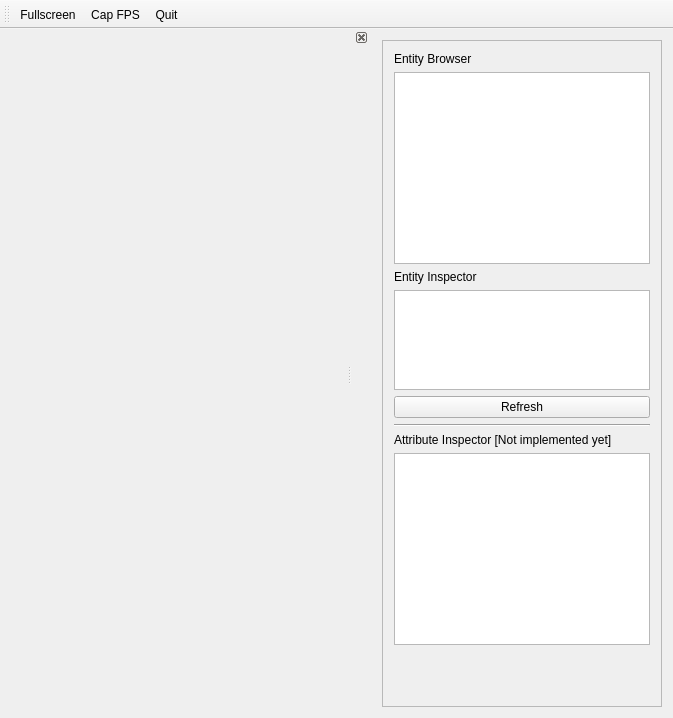
The window that xkill-gui/MainWindow.ui (ensq/xkill-resources) describes before a commit, drawn with Qt 5.
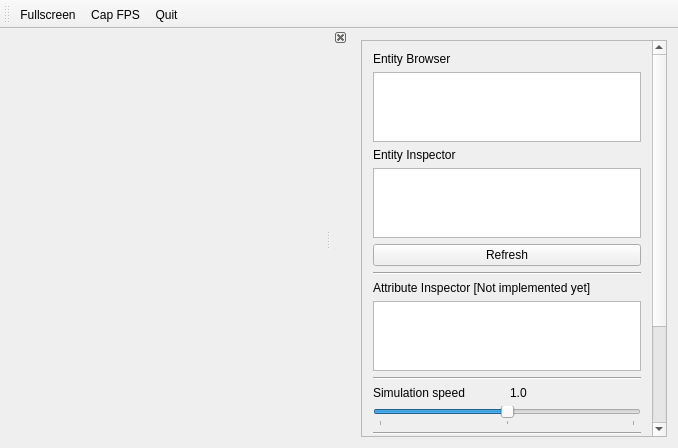
The same window after the commit.

Patch:
```diff
--- a/xkill-gui/MainWindow.ui
+++ b/xkill-gui/MainWindow.ui
@@ -6,8 +6,8 @@
    <rect>
     <x>0</x>
     <y>0</y>
-    <width>673</width>
-    <height>718</height>
+    <width>678</width>
+    <height>448</height>
    </rect>
   </property>
   <property name="windowTitle">
@@ -47,8 +47,8 @@
          <rect>
           <x>0</x>
           <y>0</y>
-          <width>292</width>
-          <height>675</height>
+          <width>257</width>
+          <height>538</height>
          </rect>
         </property>
         <layout class="QVBoxLayout" name="verticalLayout_2">
@@ -74,7 +74,7 @@
            <property name="maximumSize">
             <size>
              <width>16777215</width>
-             <height>100</height>
+             <height>150</height>
             </size>
            </property>
           </widget>
@@ -103,6 +103,76 @@
          <item>
           <widget class="QTreeView" name="treeView_attributeInspector"/>
          </item>
+         <item>
+          <widget class="Line" name="line_2">
+           <property name="orientation">
+            <enum>Qt::Horizontal</enum>
+           </property>
+          </widget>
+         </item>
+         <item>
+          <layout class="QHBoxLayout" name="horizontalLayout">
+           <item>
+            <widget class="QLabel" name="label_4">
+             <property name="text">
+              <string>Simulation speed</string>
+             </property>
+            </widget>
+           </item>
+           <item>
+            <widget class="QLabel" name="label_5">
+             <property name="text">
+              <string>1.0</string>
+             </property>
+            </widget>
+           </item>
+          </layout>
+         </item>
+         <item>
+          <widget class="QSlider" name="horizontalSlider">
+           <property name="maximum">
+            <number>200</number>
+           </property>
+           <property name="value">
+            <number>100</number>
+           </property>
+           <property name="orientation">
+            <enum>Qt::Horizontal</enum>
+           </property>
+           <property name="tickPosition">
+            <enum>QSlider::TicksBelow</enum>
+           </property>
+           <property name="tickInterval">
+            <number>100</number>
+           </property>
+          </widget>
+         </item>
+         <item>
+          <widget class="Line" name="line_3">
+           <property name="orientation">
+            <enum>Qt::Horizontal</enum>
+           </property>
+          </widget>
+         </item>
+         <item>
+          <widget class="QTabWidget" name="tabWidget_2">
+           <widget class="QWidget" name="tab_3">
+            <attribute name="title">
+             <string>Tab 1</string>
+            </attribute>
+            <layout class="QVBoxLayout" name="verticalLayout_4">
+             <item>
+              <widget class="QTableWidget" name="tableWidget_2"/>
+             </item>
+            </layout>
+           </widget>
+           <widget class="QWidget" name="tab_4">
+            <attribute name="title">
+             <string>Tab 2</string>
+            </attribute>
+           </widget>
+          </widget>
+         </item>
          <item>
           <spacer name="verticalSpacer">
            <property name="orientation">
```
